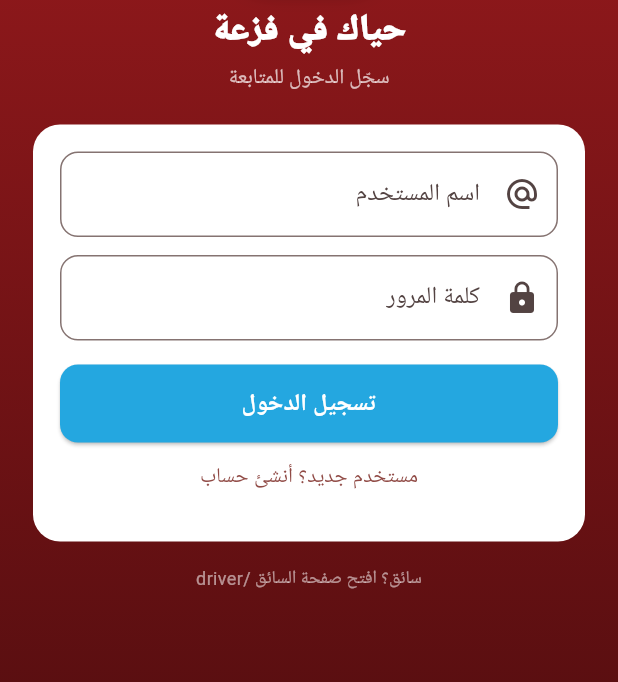
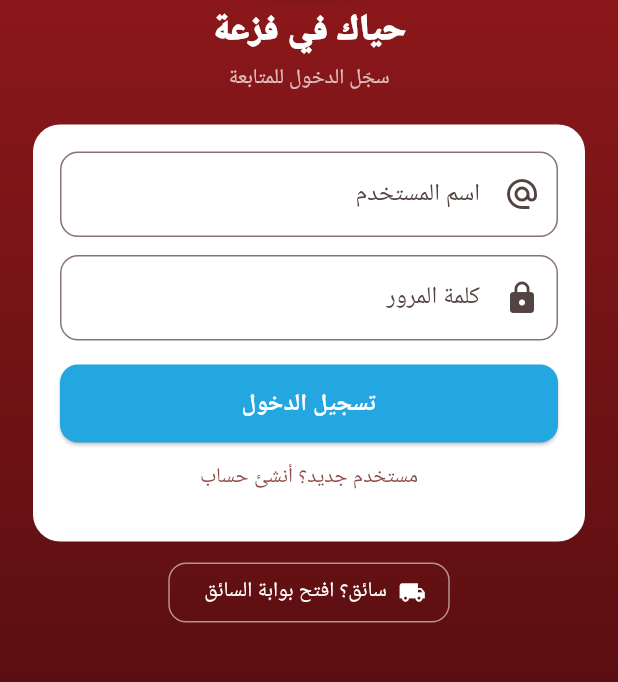
Before and after one commit to IronShing/Kuwait-towing-app, a Flutter app: the screen it shows after launch, on a phone screen of 412 x 824 dp, the part 270-952 px from its top. Run offline on Flutter 3.47's test engine with Material 3 defaults, Android fonts, the phone set to English and light mode, and no system bars; our stand-ins replace flutter_map, geolocator, latlong2, shared_preferences; accounts and stored records are empty.

Commit message:
Make 'Are you a driver?' a working button linking to the driver portal

```diff
--- a/lib/main.dart
+++ b/lib/main.dart
@@ -553,6 +553,13 @@ class _AuthScreenState extends State<AuthScreen> {
     _username.dispose();
     _password.dispose();
     super.dispose();
+  }
+
+  void _openDriverPage() {
+    final uri = kIsWeb
+        ? Uri.base.resolve('driver/')
+        : Uri.parse('https://tryfz3a.com/driver/');
+    launchUrl(uri, webOnlyWindowName: '_self');
   }
 
   Future<void> _submit() async {
@@ -680,11 +687,18 @@ class _AuthScreenState extends State<AuthScreen> {
                           ],
                         ),
                       ),
-                      const SizedBox(height: 16),
-                      Text(
-                        tr('سائق؟ افتح صفحة السائق /driver',
-                            'Are you a driver? Open /driver'),
-                        style: const TextStyle(color: Colors.white54, fontSize: 12),
+                      const SizedBox(height: 10),
+                      OutlinedButton.icon(
+                        onPressed: _openDriverPage,
+                        style: OutlinedButton.styleFrom(
+                          foregroundColor: Colors.white,
+                          side: const BorderSide(color: Colors.white54),
+                          shape: RoundedRectangleBorder(
+                              borderRadius: BorderRadius.circular(12)),
+                        ),
+                        icon: const Icon(Icons.local_shipping, size: 18),
+                        label: Text(tr('سائق؟ افتح بوابة السائق',
+                            'Are you a driver? Open the driver portal')),
                       ),
                     ],
                   ),
```
